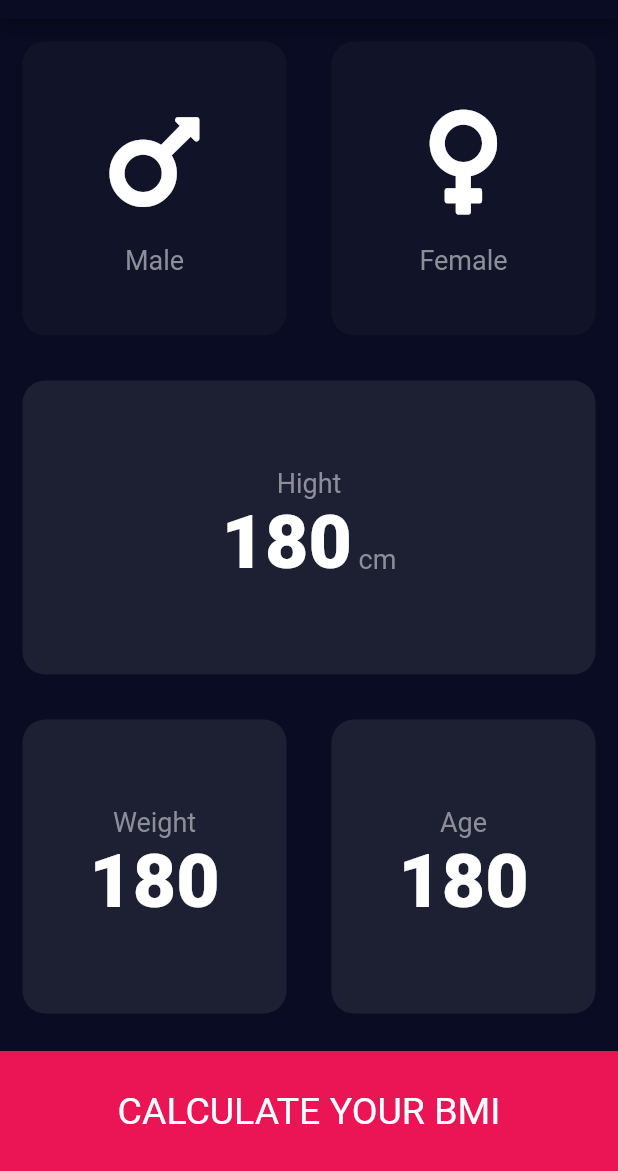
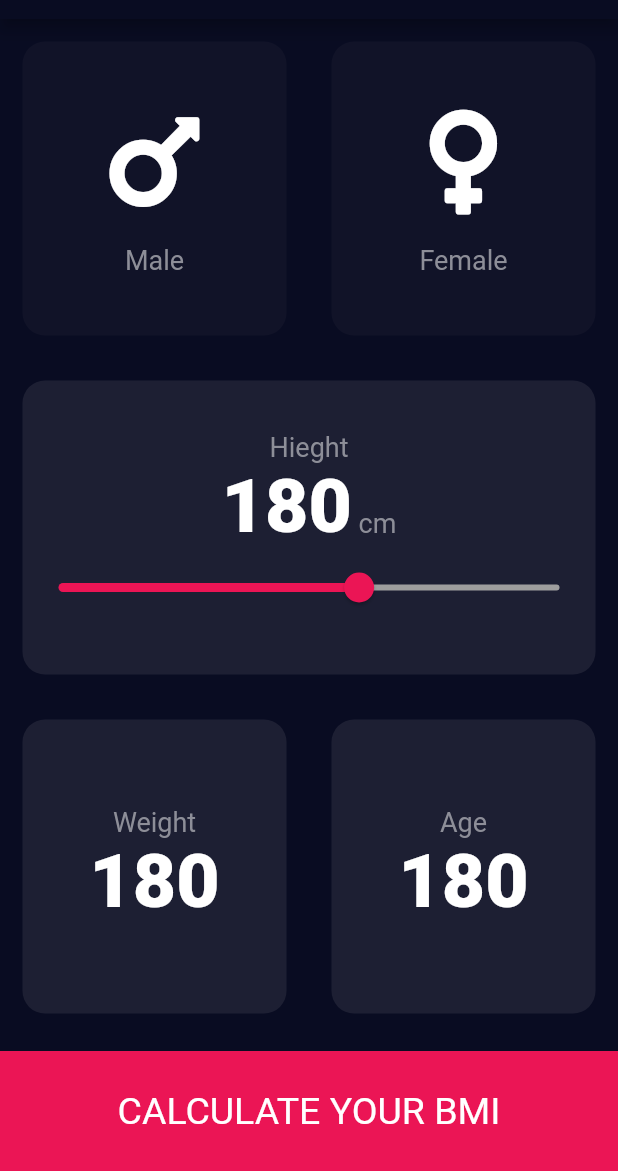
Before and after one commit to asmaa3107/My_Flutter_Apps, a Flutter app: the screen it shows after launch, on a phone screen of 412 x 824 dp, the part 65-1236 px from its top. Run offline on Flutter 3.47's test engine with Material 2 defaults, Android fonts, the phone set to English and light mode, and no system bars; our stand-ins replace audioplayers, font_awesome_flutter, rflutter_alert.

Commit message:
adding flutter slider

```diff
--- a/bmi-calculator-flutter/lib/input_page.dart
+++ b/bmi-calculator-flutter/lib/input_page.dart
@@ -18,7 +18,7 @@ class InputPage extends StatefulWidget {
 
 class _InputPageState extends State<InputPage> {
   Gender selectedGender;
-
+  int height = 180;
   @override
   Widget build(BuildContext context) {
     return Scaffold(
@@ -75,19 +75,30 @@ class _InputPageState extends State<InputPage> {
               cardChild: Column(
                 mainAxisAlignment: MainAxisAlignment.center,
                 children: <Widget>[
-                  Text('Hight', style: kTextStyle),
+                  Text('Hieght', style: kTextStyle),
                   Row(
                     mainAxisAlignment: MainAxisAlignment.center,
                     crossAxisAlignment: CrossAxisAlignment.baseline,
                     textBaseline: TextBaseline.alphabetic,
                     children: <Widget>[
                       Text(
-                        '180',
+                        height.toString(),
                         style: kBigTextStyle,
                       ),
                       Text(' cm',style:kTextStyle,)
                     ],
-                  )
+                  ),
+                  Slider(
+                    value: height.toDouble(),
+                     min: 120.0,
+                     max: 220.0,
+                    activeColor: kSecondryColor,
+                    inactiveColor: Colors.grey,
+                    onChanged: (double newValue){
+                        setState(() {
+                          height= newValue.round();
+                        });
+                  })
                 ],
               ),
             ),
@@ -120,7 +131,7 @@ class _InputPageState extends State<InputPage> {
                   child: ReuseableCard(
                     colour: kBoxColor,
                     cardChild: Column(
-                mainAxisAlignment: MainAxisAlignment.center,
+                      mainAxisAlignment: MainAxisAlignment.center,
 
                       children: <Widget>[
                         Text('Age', style: kTextStyle),
```
